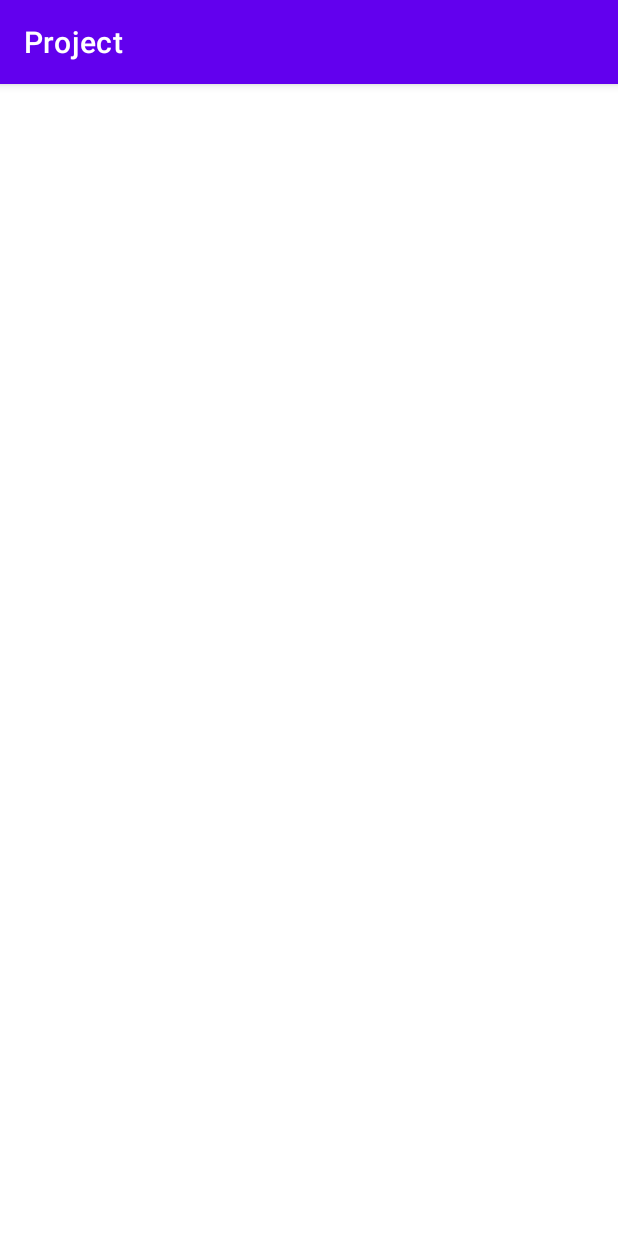
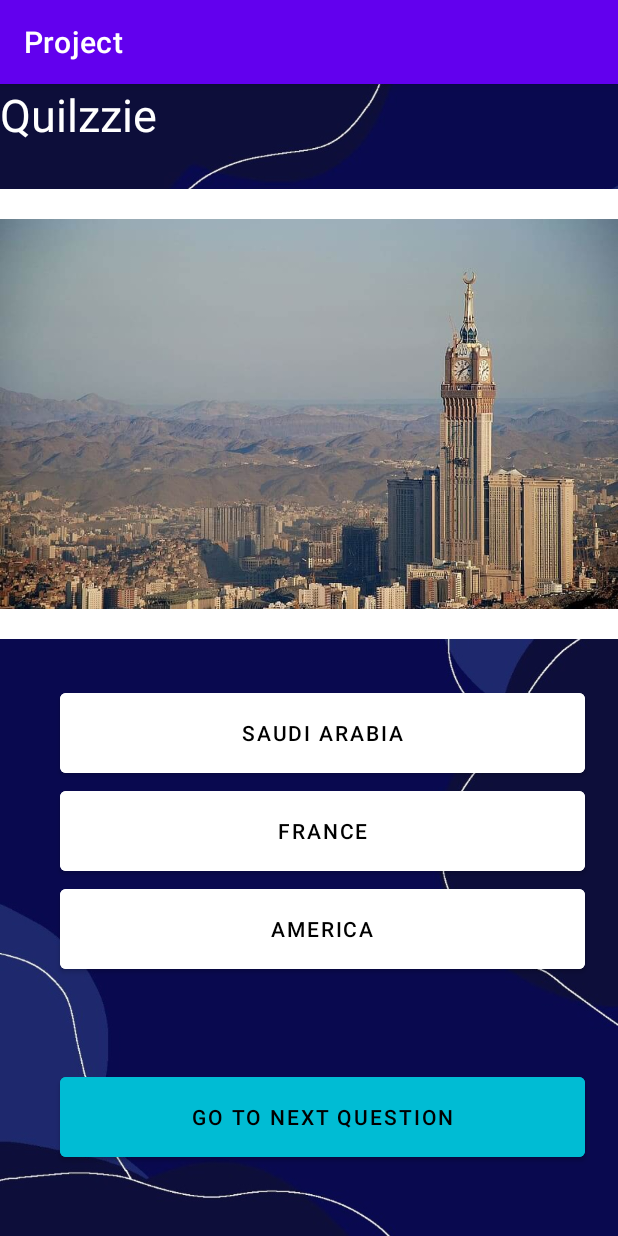
Before and after one commit to iixha/Project, an Android app: the screen it shows after launch (MainActivity), on a phone screen of 412 x 824 dp. Run offline under Robolectric (Android 15) with nearby library versions, the phone set to English and light mode, and no system bars; our stand-ins replace data binding; 1 statement that could not run was skipped.

Commit message:
add(quizzie)

```diff
--- a/app/build.gradle.kts
+++ b/app/build.gradle.kts
@@ -6,6 +6,10 @@ plugins {
 android {
     namespace = "com.example.project"
     compileSdk = 33
+
+    buildFeatures {
+        dataBinding=true
+    }
 
     defaultConfig {
         applicationId = "com.example.project"
--- a/app/src/main/java/com/example/project/MainActivity.kt
+++ b/app/src/main/java/com/example/project/MainActivity.kt
@@ -5,13 +5,14 @@ import android.os.Bundle
 import android.widget.Button
 import android.widget.EditText
 import android.widget.TextView
+import com.example.project.databinding.QuizzieBinding
 
 class MainActivity : AppCompatActivity() {
+    private lateinit var binding:  QuizzieBinding
     override fun onCreate(savedInstanceState: Bundle?) {
+        binding = QuizzieBinding.inflate(layoutInflater)
         super.onCreate(savedInstanceState)
-        var tex_tv = findViewById<TextView>(R.id.tV2)
-        var tex_nama = findViewById<EditText>(R.id.text_Name)
-        var start_botton = findViewById<Button>(R.id.start_button)
+        setContentView(R.layout.quizzie)
 
 
 
--- /dev/null
+++ b/app/src/main/res/layout/quizzie.xml
@@ -0,0 +1,70 @@
+<?xml version="1.0" encoding="utf-8"?>
+<layout>
+
+    <data> </data>
+    <androidx.constraintlayout.widget.ConstraintLayout xmlns:android="http://schemas.android.com/apk/res/android"
+        xmlns:app="http://schemas.android.com/apk/res-auto"
+        android:layout_width="match_parent"
+        android:layout_height="match_parent">
+
+        <LinearLayout
+            android:layout_width="match_parent"
+            android:layout_height="match_parent"
+            android:background="@drawable/baackground"
+            android:orientation="vertical">
+
+            <TextView
+                android:id="@+id/textView"
+                android:layout_width="150dp"
+                android:layout_height="70dp"
+                android:text="Quilzzie"
+                android:textSize="30sp"
+                android:textColor="@color/white" />
+
+            <ImageView
+                android:id="@+id/imageView"
+                android:layout_width="match_parent"
+                android:layout_height="300dp"
+                android:background="@color/white"
+                app:srcCompat="@drawable/mak" />
+
+            <Button
+                android:id="@+id/Saudi_button"
+                android:layout_width="350dp"
+                android:layout_height="65dp"
+                android:layout_marginStart="40dp"
+                android:layout_marginTop="30dp"
+                android:textColor="@color/black"
+                android:backgroundTint="@color/white"
+                android:text="Saudi Arabia" />
+
+            <Button
+                android:id="@+id/France_button"
+                android:layout_width="350dp"
+                android:layout_height="65dp"
+                android:layout_marginStart="40dp"
+                android:backgroundTint="@color/white"
+                android:text="France"
+                android:textColor="@color/black" />
+
+            <Button
+                android:id="@+id/America_button"
+                android:layout_width="350dp"
+                android:layout_height="65dp"
+                android:layout_marginStart="40dp"
+                android:backgroundTint="@color/white"
+                android:text="America"
+                android:textColor="@color/black" />
+
+            <Button
+                android:id="@+id/button"
+                android:layout_width="350dp"
+                android:layout_height="65dp"
+                android:layout_marginStart="40dp"
+                android:layout_marginTop="60dp"
+                android:backgroundTint="#00BCD4"
+                android:text="GO TO NEXT QUESTION"
+                android:textColor="@color/black" />
+        </LinearLayout>
+    </androidx.constraintlayout.widget.ConstraintLayout>
+</layout>
```
Also changed, not shown: app/src/main/res/drawable/baackground.jpeg (added), app/src/main/res/drawable/mak.jpg (added).
